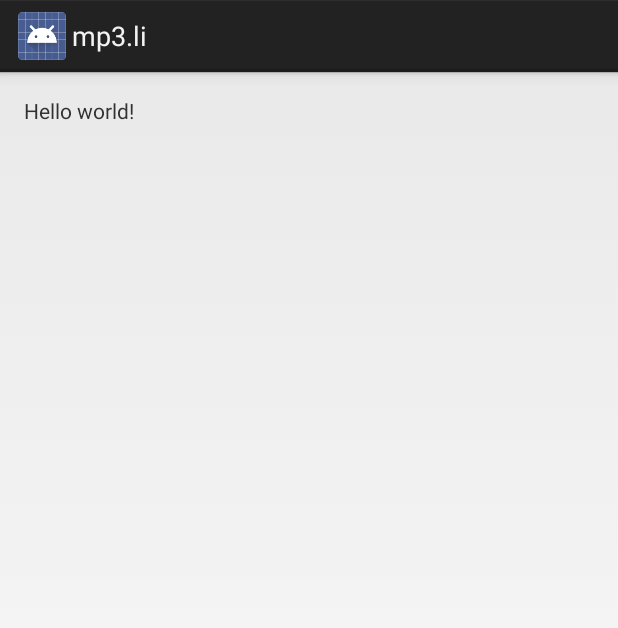
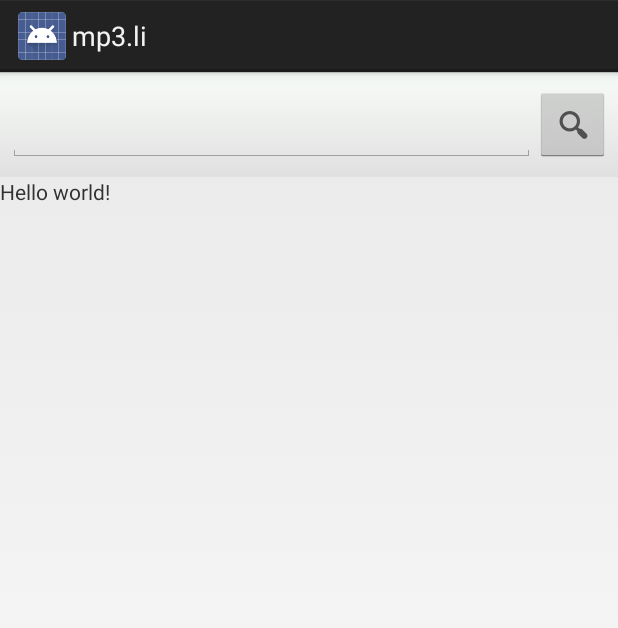
Before and after one commit to paulomcnally/mp3li-android, an Android app: the layout activity_main.xml on its own in the app's theme, with its tools: preview values and no code run, on a phone screen of 412 x 824 dp. Shown: the top 628 px of the screen. Run offline under Robolectric (Android 15) with nearby library versions, the phone set to English and light mode, and no system bars.

Commit message:
layout search

```diff
--- a/source/mp3li/src/main/AndroidManifest.xml
+++ b/source/mp3li/src/main/AndroidManifest.xml
@@ -15,7 +15,8 @@
         android:theme="@style/AppTheme" >
         <activity
             android:name="com.mc.mp3li.MainActivity"
-            android:label="@string/app_name" >
+            android:label="@string/app_name"
+            android:theme="@android:style/Theme.NoTitleBar">
             <intent-filter>
                 <action android:name="android.intent.action.MAIN" />
 
--- /dev/null
+++ b/source/mp3li/src/main/res/drawable/gradient_header.xml
@@ -0,0 +1,11 @@
+<?xml version="1.0" encoding="utf-8"?>
+<selector xmlns:android="http://schemas.android.com/apk/res/android">
+    <item>
+        <shape>
+            <gradient
+                    android:startColor="#f8fcf8"
+                    android:endColor="#e0e0e0"
+                    android:angle="270" />
+        </shape>
+    </item>
+</selector>
--- a/source/mp3li/src/main/res/layout/activity_main.xml
+++ b/source/mp3li/src/main/res/layout/activity_main.xml
@@ -1,16 +1,37 @@
-<RelativeLayout xmlns:android="http://schemas.android.com/apk/res/android"
+<LinearLayout xmlns:android="http://schemas.android.com/apk/res/android"
     xmlns:tools="http://schemas.android.com/tools"
-    android:layout_width="match_parent"
-    android:layout_height="match_parent"
-    android:paddingLeft="@dimen/activity_horizontal_margin"
-    android:paddingRight="@dimen/activity_horizontal_margin"
-    android:paddingTop="@dimen/activity_vertical_margin"
-    android:paddingBottom="@dimen/activity_vertical_margin"
+    android:layout_width="fill_parent"
+    android:layout_height="fill_parent"
+    android:orientation="vertical"
     tools:context=".MainActivity">
+
+    <LinearLayout
+        android:layout_width="fill_parent"
+        android:layout_height="70dp"
+        android:orientation="horizontal"
+        android:gravity="center_vertical"
+        android:background="@drawable/gradient_header"
+        android:paddingRight="5dp"
+        android:paddingLeft="5dp">
+
+        <EditText
+                android:id="@+id/editTextSearch"
+                android:layout_width="0dp"
+                android:layout_weight="0.9"
+                android:layout_height="50dp"></EditText>
+
+        <ImageButton
+                android:src="@drawable/ic_search_inverse"
+                android:layout_width="50dp"
+                android:layout_height="50dp"
+                android:id="@+id/imageButton">
+        </ImageButton>
+
+</LinearLayout>
 
     <TextView
         android:layout_width="wrap_content"
         android:layout_height="wrap_content"
         android:text="@string/hello_world" />
 
-</RelativeLayout>
+</LinearLayout>
```
Also changed, not shown: source/mp3li/src/main/res/drawable-hdpi/ic_search.png (added), source/mp3li/src/main/res/drawable-hdpi/ic_search_inverse.png (added), source/mp3li/src/main/res/drawable-mdpi/ic_search.png (added), source/mp3li/src/main/res/drawable-mdpi/ic_search_inverse.png (added), 44 other files.
